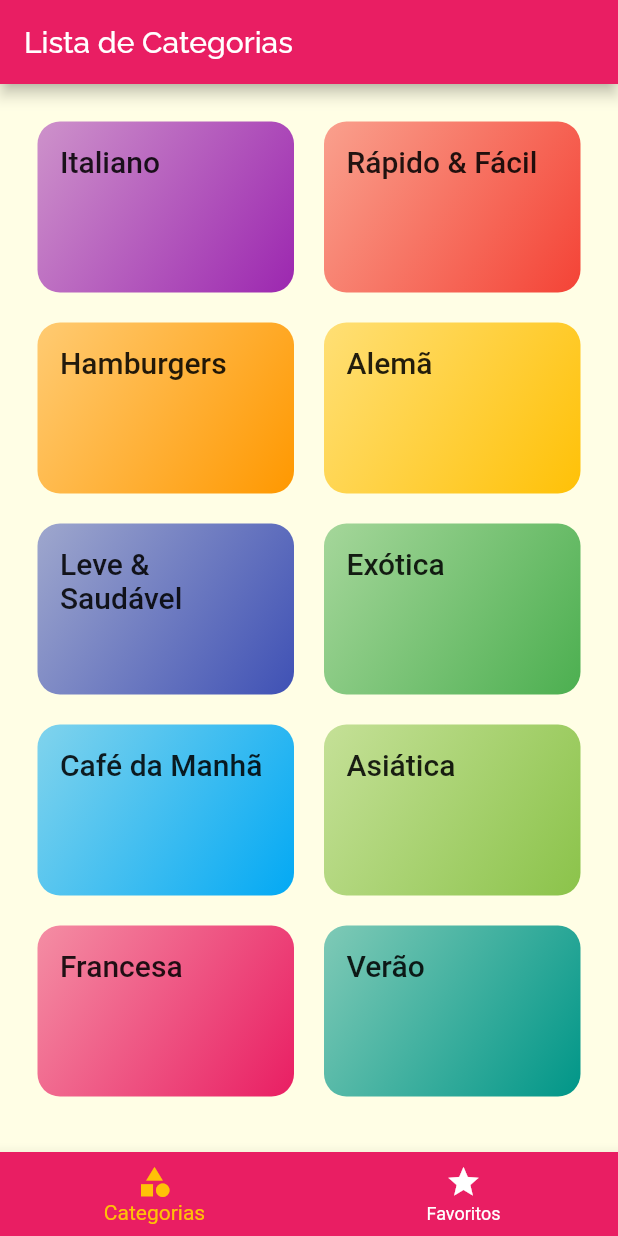
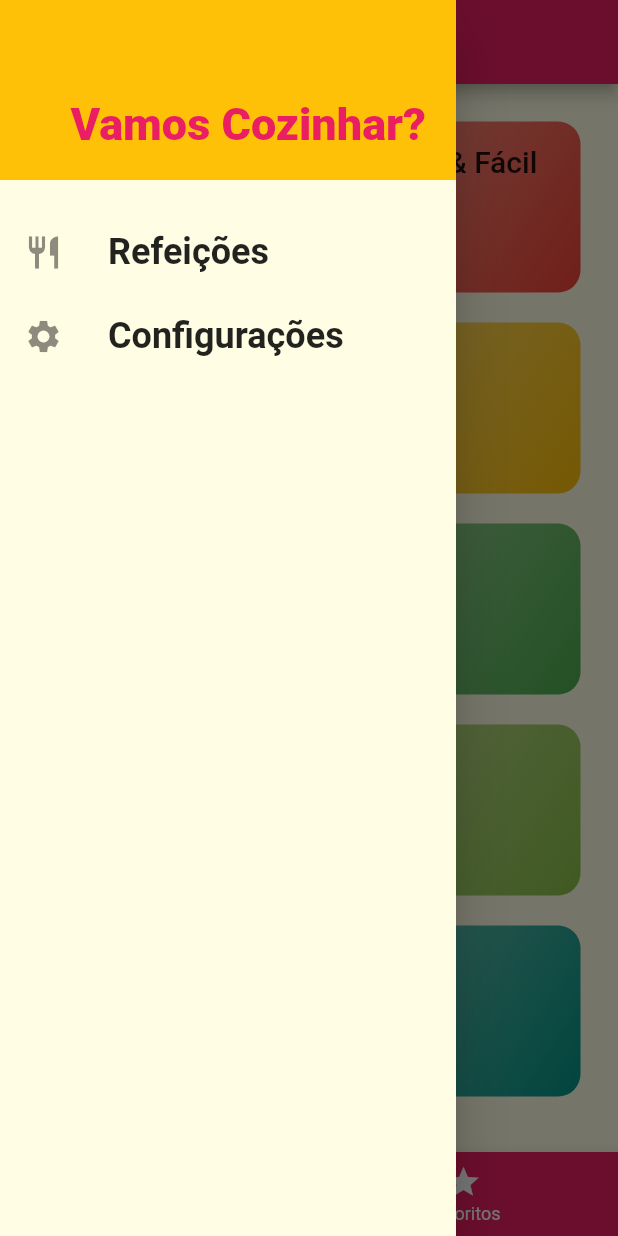
Before and after one commit to RamonGiovane/cookbook, a Flutter app: the screen it shows after launch, with the side drawer open (before the commit the screen has no drawer), on a phone screen of 412 x 824 dp. Run offline on Flutter 3.47's test engine with Material 2 defaults, Android fonts, the phone set to English and light mode, and no system bars; Roboto replaces fonts that are missing (Roboto-Condensed, RobotoCondensed).

Commit message:
[UP] Lesson 193: Adding meal filters

```diff
--- /dev/null
+++ b/lib/components/main_drawer.dart
@@ -0,0 +1,58 @@
+import 'package:cookbook/meals/app_routes.dart';
+import 'package:flutter/material.dart';
+
+class MainDrawer extends StatelessWidget {
+  Widget _createItem(IconData icon, String label, Function onTap) {
+    return ListTile(
+      leading: Icon(
+        icon,
+        size: 26,
+      ),
+      title: Text(
+        label,
+        style: TextStyle(
+          fontFamily: 'Roboto-Condensed',
+          fontSize: 24,
+          fontWeight: FontWeight.bold,
+        ),
+      ),
+      onTap: onTap,
+    );
+  }
+
+  @override
+  Widget build(BuildContext context) {
+    return Drawer(
+      child: Column(
+        children: <Widget>[
+          Container(
+            height: 120,
+            width: double.infinity,
+            padding: EdgeInsets.all(20),
+            alignment: Alignment.bottomRight,
+            color: Theme.of(context).accentColor,
+            child: Text(
+              'Vamos Cozinhar?',
+              style: TextStyle(
+                fontWeight: FontWeight.w900,
+                fontSize: 30,
+                color: Theme.of(context).primaryColor,
+              ),
+            ),
+          ),
+          SizedBox(height: 20),
+          _createItem(
+            Icons.restaurant,
+            'Refeições',
+            () => Navigator.of(context).pushReplacementNamed(AppRoutes.HOME),
+          ),
+          _createItem(
+            Icons.settings,
+            'Configurações',
+            () => Navigator.of(context).pushReplacementNamed(AppRoutes.SETTINGS),
+          ),
+        ],
+      ),
+    );
+  }
+}
--- a/lib/main.dart
+++ b/lib/main.dart
@@ -1,13 +1,45 @@
 import 'dart:ui';
+import 'package:cookbook/data/dummy_data.dart';
 import 'package:cookbook/meals/app_routes.dart';
+import 'package:cookbook/models/meal.dart';
 import 'package:cookbook/screens/meal_detail_screen.dart';
+import 'package:cookbook/screens/settings_screen.dart';
 import 'package:cookbook/screens/tabs_screen.dart';
+import 'models/settings.dart';
 import 'screens/category_meals_screen.dart';
 import 'package:flutter/material.dart';
 
 void main() => runApp(MyApp());
 
-class MyApp extends StatelessWidget {
+class MyApp extends StatefulWidget {
+  @override
+  _MyAppState createState() => _MyAppState();
+}
+
+class _MyAppState extends State<MyApp> {
+  Settings settings = Settings();
+  List<Meal> _availableMeals = DUMMY_MEALS;
+
+  //Essa funcao vai mudar a lista de Meals que esta no estado do MyApp
+  void _filterMeals(Settings settings) {
+    setState(() {
+      this.settings = settings;
+
+      _availableMeals = _availableMeals.where((meal) {
+        final filterGlutenFree = settings.isGlutenFree && !meal.isGlutenFree;
+        final filterLactoseFree = settings.isLactoseFree && !meal.isLactoseFree;
+        final filterVegan = settings.isVegan && !meal.isVegan;
+        final filterVegetarian = settings.isVegetarian && !meal.isVegetarian;
+
+        return !filterGlutenFree &&
+            !filterLactoseFree &&
+            !filterVegan &&
+            !filterVegetarian;
+      }).toList();
+      print(settings);
+    });
+  }
+
   @override
   Widget build(BuildContext context) {
     return MaterialApp(
@@ -17,18 +49,18 @@ class MyApp extends StatelessWidget {
           accentColor: Colors.amber,
           fontFamily: 'Raleway',
           canvasColor: Color.fromRGBO(255, 254, 229, 1),
-        textTheme:  ThemeData.light().textTheme.copyWith(
+          textTheme: ThemeData.light().textTheme.copyWith(
                 headline6: TextStyle(
                   fontSize: 20,
                   fontFamily: 'RobotoCondensed',
                 ),
-        )
-      ),
-
+              )),
       routes: {
         AppRoutes.HOME: (ctx) => TabsScreen(),
-        AppRoutes.CATEGORIES_MEALS: (ctx) => CategoriesMealsScreen(),
+        AppRoutes.CATEGORIES_MEALS: (ctx) =>
+            CategoriesMealsScreen(_availableMeals),
         AppRoutes.MEAL_DETAIL: (ctx) => MealDetailScreen(),
+        AppRoutes.SETTINGS: (ctx) => SettingsScreen(settings, _filterMeals),
       },
     );
   }
--- a/lib/meals/app_routes.dart
+++ b/lib/meals/app_routes.dart
@@ -2,4 +2,5 @@ class AppRoutes{
   static const HOME = '/';
   static const CATEGORIES_MEALS = '/categories-meals';
   static const MEAL_DETAIL = '/meal-detail';
+  static const SETTINGS = '/settings';
 }
--- /dev/null
+++ b/lib/models/settings.dart
@@ -0,0 +1,18 @@
+class Settings {
+  bool isGlutenFree;
+  bool isLactoseFree;
+  bool isVegan;
+  bool isVegetarian;
+
+  Settings({
+    this.isGlutenFree = false,
+    this.isLactoseFree = false,
+    this.isVegan = false,
+    this.isVegetarian = false,
+  });
+
+@override
+  String toString(){
+    return 'G F $isGlutenFree\nL F $isLactoseFree\nV E$isVegan\nV T$isVegetarian\n';
+  }
+}
--- a/lib/screens/meal_detail_screen.dart
+++ b/lib/screens/meal_detail_screen.dart
@@ -83,6 +83,12 @@ class MealDetailScreen extends StatelessWidget {
           ],
         ),
       ),
+      floatingActionButton: FloatingActionButton(
+        child: Icon(Icons.star),
+        onPressed: (){
+          Navigator.of(context).pop(meal);
+        },
+      ),
     );
   }
 }
--- a/lib/screens/tabs_screen.dart
+++ b/lib/screens/tabs_screen.dart
@@ -1,3 +1,4 @@
+import 'package:cookbook/components/main_drawer.dart';
 import 'package:cookbook/screens/categories_screen.dart';
 import 'package:cookbook/screens/favorites_screen.dart';
 import 'package:flutter/material.dart';
@@ -29,6 +30,8 @@ class _TabsScreenState extends State<TabsScreen> {
             Text((_screens[_selectedScreenIndex]['title'])), //yeah, this sucks
       ),
 
+      drawer: MainDrawer(),
+
       //O corpo do Scaffold será a tela selecionada
       body: _screens[_selectedScreenIndex]['screen'],
 
```
Also changed, not shown: lib/components/meal_item.dart (+6 -3 lines), lib/screens/category_meals_screen.dart (+7 -2 lines), lib/screens/settings_screen.dart (added, +100 -0 lines). Lines whose indentation alone changed are shown as unchanged.
